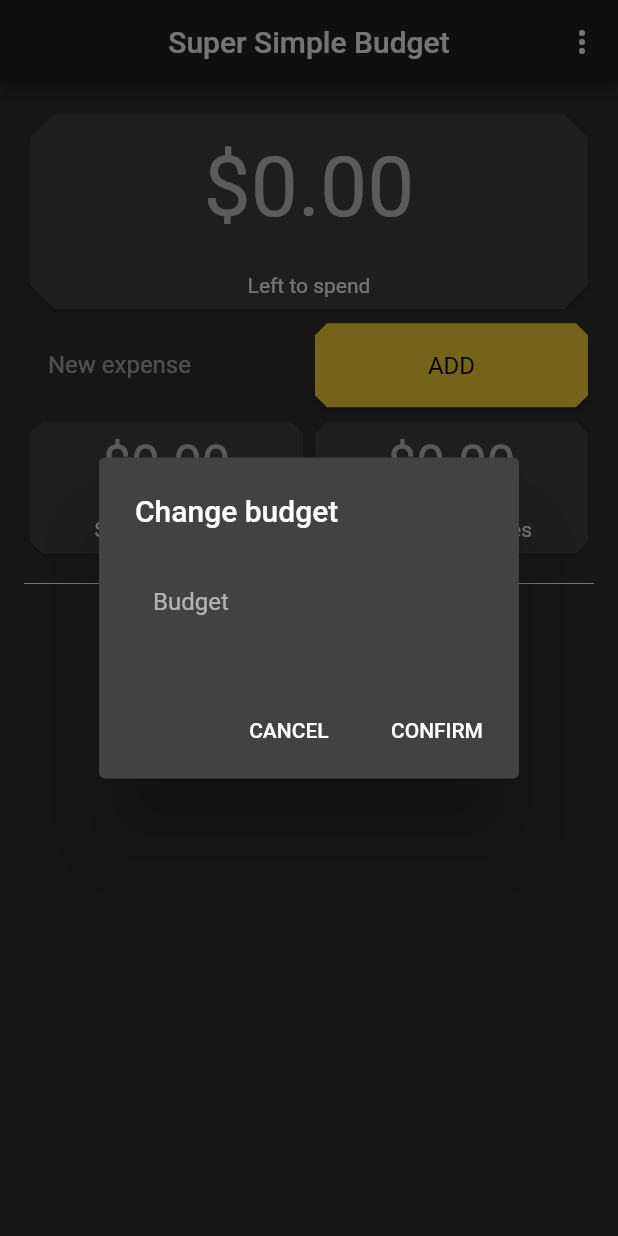
After one commit to MarcinusX/super_simple_budget, a Flutter app: the screen it shows after launch, after a tap on an icon or button, on a phone screen of 412 x 824 dp. The commit adds this screen. Run offline on Flutter 3.47's test engine with Material 2 defaults, Android fonts, the phone set to English and light mode, and no system bars; our stand-ins replace shared_preferences, sqflite; accounts and stored records are empty.

Commit message:
Fixed a typo and added changing current budget

```diff
--- a/lib/main.dart
+++ b/lib/main.dart
@@ -19,6 +19,7 @@ class MyApp extends StatelessWidget {
   @override
   Widget build(BuildContext context) {
     return new MaterialApp(
+      debugShowCheckedModeBanner: false,
       title: 'Super simple budget',
       supportedLocales: [
         const Locale('en', ''),
--- /dev/null
+++ b/lib/widget/change_budget_dialog.dart
@@ -0,0 +1,52 @@
+import 'package:flutter/material.dart';
+import 'package:super_simple_budget/generated/i18n.dart';
+
+class ChangeBudgetDialog extends StatefulWidget {
+  final double previousBudget;
+
+  const ChangeBudgetDialog({Key key, this.previousBudget}) : super(key: key);
+
+  @override
+  _ChangeBudgetDialogState createState() => new _ChangeBudgetDialogState();
+}
+
+class _ChangeBudgetDialogState extends State<ChangeBudgetDialog> {
+  TextEditingController _controller;
+
+  @override
+  void initState() {
+    super.initState();
+    _controller = new TextEditingController();
+  }
+
+  @override
+  void dispose() {
+    _controller.dispose();
+    super.dispose();
+  }
+
+  @override
+  Widget build(BuildContext context) {
+    return new AlertDialog(
+      title: new Text(S.of(context).changeBudget),
+      content: new TextField(
+        controller: _controller,
+        keyboardType: TextInputType.number,
+        decoration: new InputDecoration(
+            labelText: S.of(context).budget,
+            hintText: widget.previousBudget?.toStringAsFixed(2) ?? ''),
+      ),
+      actions: <Widget>[
+        new FlatButton(
+          onPressed: () => Navigator.of(context).pop(),
+          child: new Text(S.of(context).cancel.toUpperCase()),
+        ),
+        new FlatButton(
+          onPressed: () =>
+              Navigator.of(context).pop(double.parse(_controller.value.text)),
+          child: new Text(S.of(context).confirm.toUpperCase()),
+        ),
+      ],
+    );
+  }
+}
--- a/lib/widget/main_page.dart
+++ b/lib/widget/main_page.dart
@@ -5,6 +5,7 @@ import 'package:super_simple_budget/model/currency.dart';
 import 'package:super_simple_budget/model/expense.dart';
 import 'package:super_simple_budget/service/storage_service.dart';
 import 'package:super_simple_budget/widget/card_to_spend.dart';
+import 'package:super_simple_budget/widget/change_budget_dialog.dart';
 import 'package:super_simple_budget/widget/expense_history_row.dart';
 import 'package:super_simple_budget/widget/history_divider.dart';
 import 'package:super_simple_budget/widget/input_expense_row.dart';
@@ -136,12 +137,15 @@ class _MainPageState extends State<MainPage> {
               new Row(
                 children: <Widget>[
                   new Expanded(
+                    child: new GestureDetector(
+                      onTap: _openChangeBudgetDialog,
                       child: new MinorValueCard(
                         value: startBudget,
                         label: S
                             .of(context)
                             .startingBudget,
                         currency: currency,
+                      ),
                     ),
                   ),
                   new Expanded(
@@ -172,9 +176,24 @@ class _MainPageState extends State<MainPage> {
     );
   }
 
+  void _openChangeBudgetDialog() async {
+    double newBudget = await showDialog<double>(
+      context: context,
+      builder: (context) => new ChangeBudgetDialog(previousBudget: startBudget),
+    );
+    if (newBudget != null) {
+      await widget.storageService.saveStartingBudget(newBudget, reset: false);
+      setState(() {
+        this.startBudget = newBudget;
+      });
+    }
+  }
+
   void _openNewCycleDialog({bool reset = true}) async {
     double newBudget = await showDialog<double>(
-        context: context, builder: (context) => new NewCycleDialog());
+      context: context,
+      builder: (context) => new NewCycleDialog(),
+    );
     if (newBudget != null) {
       await widget.storageService.saveStartingBudget(newBudget, reset: true);
       setState(() {
--- a/res/values/strings_en.arb
+++ b/res/values/strings_en.arb
@@ -15,5 +15,6 @@
   "currencyPLN": "PLN (zł)",
   "budget": "Budget",
   "cancel": "Cancel",
-  "confirm": "Confirm"
+  "confirm": "Confirm",
+  "changeBudget": "Change budget"
 }
--- a/res/values/strings_pl.arb
+++ b/res/values/strings_pl.arb
@@ -4,7 +4,7 @@
   "add": "Dodaj",
   "leftToSpend": "Zostało do wydania",
   "startingBudget": "Budżet startowy",
-  "sumOfExpenses": "Wuma wydatków",
+  "sumOfExpenses": "Suma wydatków",
   "history": "Historia",
   "beginNewCycle": "Rozpocznij nowy okres",
   "changeCurrency": "Zmień walutę",
@@ -15,5 +15,7 @@
   "currencyPLN": "PLN (zł)",
   "budget": "Budżet",
   "cancel": "Anuluj",
-  "confirm": "Zatwierdź"
+  "confirm": "Zatwierdź",
+  "changeBudget": "Zmień budżet"
+
 }
```
Also changed, not shown: lib/generated/i18n.dart. Lines whose indentation alone changed are shown as unchanged.
